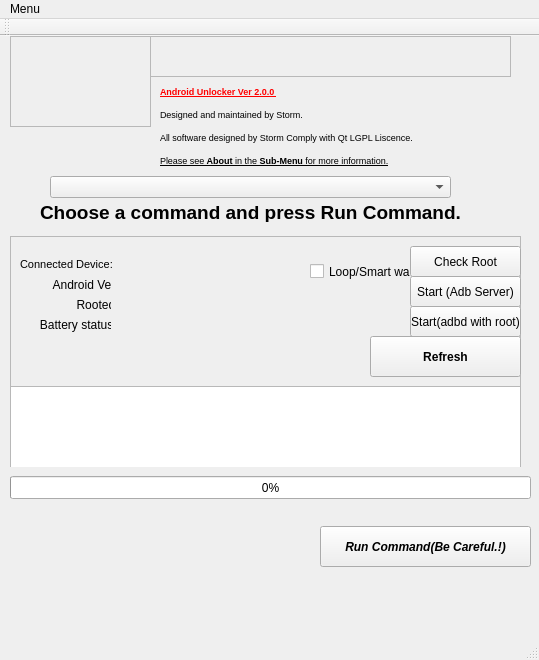
The window that SampleQT/Android_Unlocker/mainwindow.ui (kenkit/launchers) describes before a commit, drawn with Qt 5.
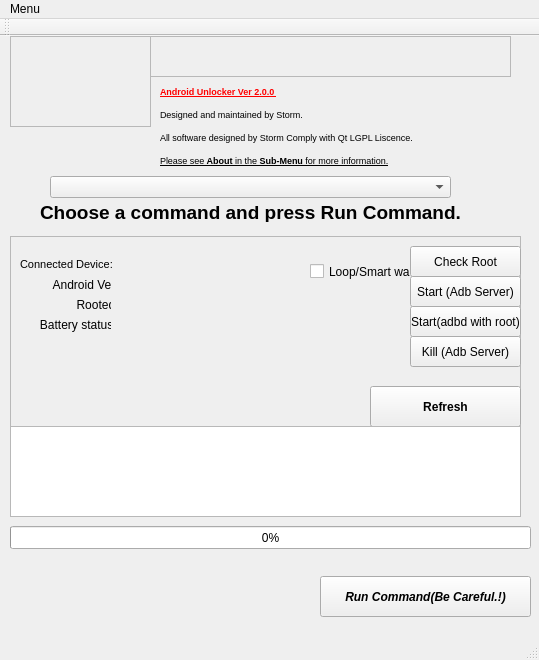
The same window after the commit. Icons and pictures are not drawn.

```diff
--- a/SampleQT/Android_Unlocker/mainwindow.ui
+++ b/SampleQT/Android_Unlocker/mainwindow.ui
@@ -131,16 +131,6 @@
       <string>Start(adbd with root)</string>
      </property>
     </widget>
-    <widget class="QTextBrowser" name="textBrowser_5">
-     <property name="geometry">
-      <rect>
-       <x>0</x>
-       <y>150</y>
-       <width>511</width>
-       <height>91</height>
-      </rect>
-     </property>
-    </widget>
     <widget class="QCheckBox" name="checkBox">
      <property name="geometry">
       <rect>
@@ -323,7 +313,7 @@
      <property name="geometry">
       <rect>
        <x>360</x>
-       <y>100</y>
+       <y>150</y>
        <width>151</width>
        <height>41</height>
       </rect>
@@ -338,12 +328,25 @@
       <string>Refresh</string>
      </property>
     </widget>
+    <widget class="QPushButton" name="pushButton_4">
+     <property name="geometry">
+      <rect>
+       <x>400</x>
+       <y>100</y>
+       <width>111</width>
+       <height>31</height>
+      </rect>
+     </property>
+     <property name="text">
+      <string>Kill (Adb Server)</string>
+     </property>
+    </widget>
    </widget>
    <widget class="QProgressBar" name="progressBar_5">
     <property name="geometry">
      <rect>
       <x>10</x>
-      <y>440</y>
+      <y>490</y>
       <width>521</width>
       <height>23</height>
      </rect>
@@ -366,7 +369,7 @@
     <property name="geometry">
      <rect>
       <x>320</x>
-      <y>490</y>
+      <y>540</y>
       <width>211</width>
       <height>41</height>
      </rect>
@@ -405,6 +408,16 @@
      <string>Choose a command and press Run Command.</string>
     </property>
    </widget>
+   <widget class="QTextBrowser" name="textBrowser_5">
+    <property name="geometry">
+     <rect>
+      <x>10</x>
+      <y>390</y>
+      <width>511</width>
+      <height>91</height>
+     </rect>
+    </property>
+   </widget>
   </widget>
   <widget class="QMenuBar" name="menuBar">
    <property name="geometry">
```
